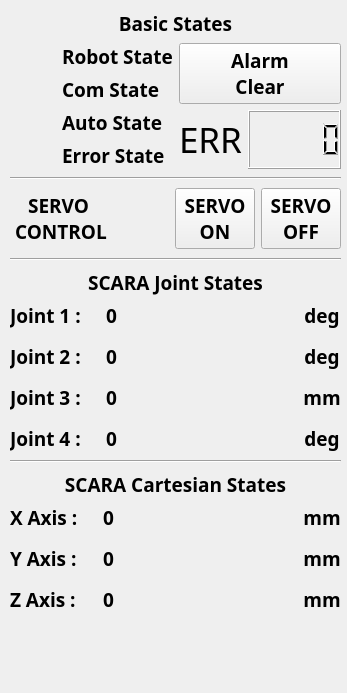
First picture: the form in src/scara_gui/src/rqt_scara_gui/my_plugin.ui, repository isnow4ever/SCORE, before the edit.
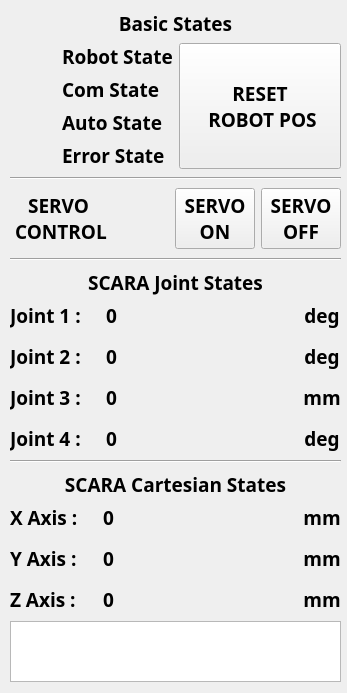
Second picture: the form after the edit. Custom widgets are drawn as their Qt base class.

The edit to the form file:
```diff
--- a/src/scara_gui/src/rqt_scara_gui/my_plugin.ui
+++ b/src/scara_gui/src/rqt_scara_gui/my_plugin.ui
@@ -154,52 +154,11 @@
            </font>
           </property>
           <property name="text">
-           <string>Alarm
-Clear</string>
+           <string>RESET
+ ROBOT POS</string>
           </property>
          </widget>
         </item>
-        <item>
-         <layout class="QHBoxLayout" name="horizontalLayout_3">
-          <item>
-           <widget class="QLabel" name="errLabel">
-            <property name="sizePolicy">
-             <sizepolicy hsizetype="Maximum" vsizetype="Preferred">
-              <horstretch>0</horstretch>
-              <verstretch>0</verstretch>
-             </sizepolicy>
-            </property>
-            <property name="font">
-             <font>
-              <family>Ubuntu Mono</family>
-              <pointsize>26</pointsize>
-              <weight>50</weight>
-              <bold>false</bold>
-             </font>
-            </property>
-            <property name="text">
-             <string>ERR</string>
-            </property>
-            <property name="textFormat">
-             <enum>Qt::AutoText</enum>
-            </property>
-            <property name="alignment">
-             <set>Qt::AlignCenter</set>
-            </property>
-           </widget>
-          </item>
-          <item>
-           <widget class="QLCDNumber" name="lcdNumber">
-            <property name="sizePolicy">
-             <sizepolicy hsizetype="Preferred" vsizetype="Minimum">
-              <horstretch>0</horstretch>
-              <verstretch>0</verstretch>
-             </sizepolicy>
-            </property>
-           </widget>
-          </item>
-         </layout>
-        </item>
        </layout>
       </item>
      </layout>
@@ -768,6 +727,65 @@
     </item>
    </layout>
   </widget>
+  <widget class="QLCDNumber" name="lcdNumber">
+   <property name="geometry">
+    <rect>
+     <x>240</x>
+     <y>630</y>
+     <width>97</width>
+     <height>41</height>
+    </rect>
+   </property>
+   <property name="sizePolicy">
+    <sizepolicy hsizetype="Preferred" vsizetype="Minimum">
+     <horstretch>0</horstretch>
+     <verstretch>0</verstretch>
+    </sizepolicy>
+   </property>
+  </widget>
+  <widget class="QLabel" name="errLabel">
+   <property name="geometry">
+    <rect>
+     <x>180</x>
+     <y>630</y>
+     <width>53</width>
+     <height>41</height>
+    </rect>
+   </property>
+   <property name="sizePolicy">
+    <sizepolicy hsizetype="Maximum" vsizetype="Preferred">
+     <horstretch>0</horstretch>
+     <verstretch>0</verstretch>
+    </sizepolicy>
+   </property>
+   <property name="font">
+    <font>
+     <family>Ubuntu Mono</family>
+     <pointsize>26</pointsize>
+     <weight>50</weight>
+     <bold>false</bold>
+    </font>
+   </property>
+   <property name="text">
+    <string>ERR</string>
+   </property>
+   <property name="textFormat">
+    <enum>Qt::AutoText</enum>
+   </property>
+   <property name="alignment">
+    <set>Qt::AlignCenter</set>
+   </property>
+  </widget>
+  <widget class="QGraphicsView" name="graphicsView">
+   <property name="geometry">
+    <rect>
+     <x>10</x>
+     <y>621</y>
+     <width>331</width>
+     <height>61</height>
+    </rect>
+   </property>
+  </widget>
  </widget>
  <customwidgets>
   <customwidget>
```
